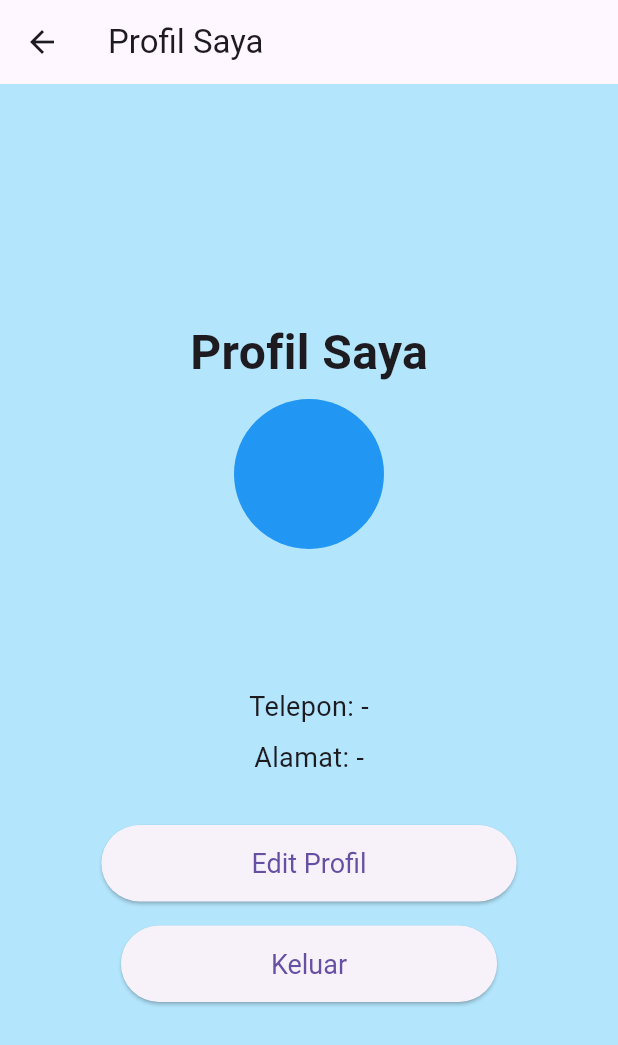
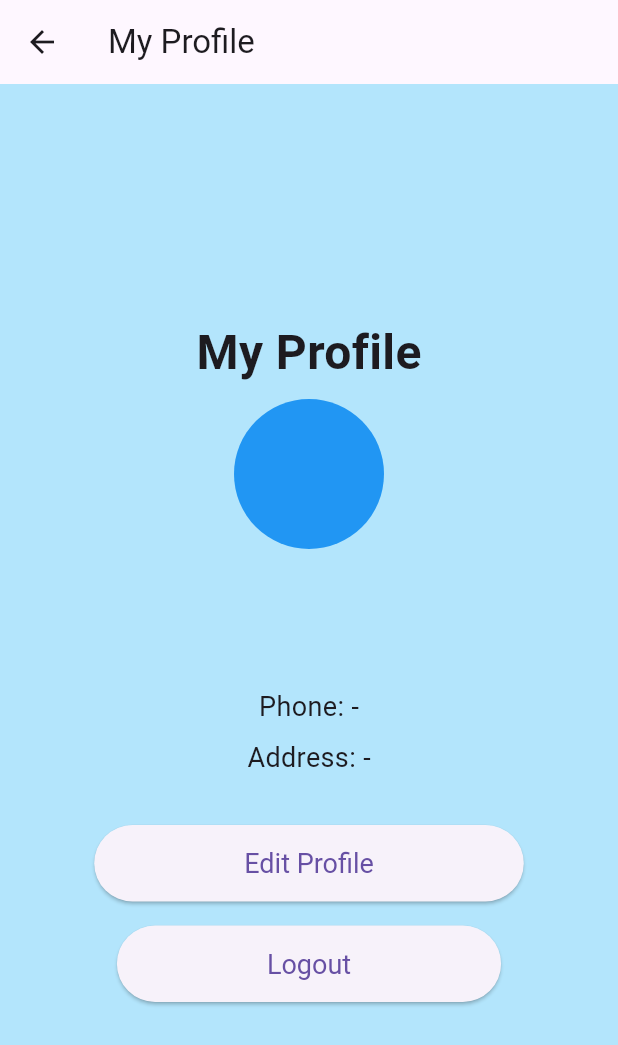
Before and after one commit to mustopa17/AM-Market-frontend, a Flutter app: the MyProfilePage screen opened directly, on a phone screen of 412 x 824 dp. Shown: the top 1045 px of the screen. Run offline on Flutter 3.47's test engine with Material 3 defaults, Android fonts, the phone set to English and light mode, and no system bars; our stand-ins replace flutter_secure_storage, google_fonts; accounts and stored records are empty; network calls fail.

Commit message:
Add files via upload

```diff
--- a/lib/customerpage2.dart
+++ b/lib/customerpage2.dart
@@ -178,7 +178,7 @@ class _CustomerHomePage2State extends State<CustomerHomePage2> {
               children: [
                 TextButton(
                   child: Text(
-                    'Profil Saya',
+                    'My Profile',
                     style: TextStyle(color: Colors.black),
                   ),
                   onPressed: () {
--- a/lib/myProfile.dart
+++ b/lib/myProfile.dart
@@ -3,7 +3,6 @@ import 'dart:convert';
 import 'package:flutter/material.dart';
 import 'package:flutter_secure_storage/flutter_secure_storage.dart';
 import 'package:http/http.dart' as http;
-import 'package:projek_uas/custommerpage.dart';
 
 import 'login_page.dart';
 
@@ -25,10 +24,10 @@ class _MyProfilePageState extends State<MyProfilePage> {
   @override
   void initState() {
     super.initState();
-    fetchProfileData();
+    _fetchProfileData();
   }
 
-  Future<void> fetchProfileData() async {
+  Future<void> _fetchProfileData() async {
     try {
       final token = await storage.read(key: 'auth_token');
       if (token == null) {
@@ -51,13 +50,10 @@ class _MyProfilePageState extends State<MyProfilePage> {
           address = userData['address'] ?? '';
         });
       } else {
-        throw Exception(
-            'Failed to fetch user data. Status code: ${response.statusCode}');
+        throw Exception(' ${response.statusCode}');
       }
     } catch (e) {
-      setState(() {
-        _errorMessage = 'Error fetching user data: $e';
-      });
+      setState(() {});
     }
   }
 
@@ -66,7 +62,7 @@ class _MyProfilePageState extends State<MyProfilePage> {
       await storage.delete(key: 'auth_token');
       Navigator.pushReplacement(
         context,
-        MaterialPageRoute(builder: (context) => CustomerHomePage()),
+        MaterialPageRoute(builder: (context) => LoginPage()),
       );
     } catch (e) {
       setState(() {
@@ -80,7 +76,7 @@ class _MyProfilePageState extends State<MyProfilePage> {
       try {
         final token = await storage.read(key: 'auth_token');
         if (token == null) {
-          throw Exception('Token is null');
+          throw Exception('');
         }
         final response = await http.put(
           Uri.parse('http://localhost:8000/api/user'),
@@ -101,16 +97,15 @@ class _MyProfilePageState extends State<MyProfilePage> {
             isEditing = false;
           });
           ScaffoldMessenger.of(context).showSnackBar(
-            SnackBar(content: Text('Data Berhasil Disimpan')),
+            SnackBar(content: Text('Data Successfully Saved')),
           );
-          fetchProfileData(); // Ambil ulang data setelah berhasil disimpan
+          _fetchProfileData(); // Fetch data again after successful save
         } else {
-          throw Exception(
-              'Failed to update profile. Status code: ${response.statusCode}');
+          throw Exception('');
         }
       } catch (e) {
         setState(() {
-          _errorMessage = 'Error updating profile: $e';
+          _errorMessage = '';
         });
       }
     }
@@ -121,7 +116,7 @@ class _MyProfilePageState extends State<MyProfilePage> {
     return Scaffold(
       backgroundColor: Colors.lightBlue[100],
       appBar: AppBar(
-        title: Text('Profil Saya'),
+        title: Text('My Profile'),
       ),
       body: Center(
         child: SingleChildScrollView(
@@ -132,7 +127,7 @@ class _MyProfilePageState extends State<MyProfilePage> {
               mainAxisAlignment: MainAxisAlignment.center,
               children: <Widget>[
                 Text(
-                  'Profil Saya',
+                  'My Profile',
                   style: TextStyle(fontSize: 32, fontWeight: FontWeight.bold),
                 ),
                 SizedBox(height: 8),
@@ -157,14 +152,12 @@ class _MyProfilePageState extends State<MyProfilePage> {
                   ),
                   SizedBox(height: 8),
                   Text(
-                    phoneNumber.isNotEmpty
-                        ? 'Telepon: $phoneNumber'
-                        : 'Telepon: -',
+                    phoneNumber.isNotEmpty ? 'Phone: $phoneNumber' : 'Phone: -',
                     style: TextStyle(fontSize: 18),
                   ),
                   SizedBox(height: 8),
                   Text(
-                    address.isNotEmpty ? 'Alamat: $address' : 'Alamat: -',
+                    address.isNotEmpty ? 'Address: $address' : 'Address: -',
                     style: TextStyle(fontSize: 18),
                   ),
                   SizedBox(height: 32),
@@ -174,7 +167,7 @@ class _MyProfilePageState extends State<MyProfilePage> {
                         isEditing = true;
                       });
                     },
-                    child: Text('Edit Profil'),
+                    child: Text('Edit Profile'),
                     style: ElevatedButton.styleFrom(
                       padding:
                           EdgeInsets.symmetric(horizontal: 100, vertical: 15),
@@ -184,7 +177,7 @@ class _MyProfilePageState extends State<MyProfilePage> {
                   SizedBox(height: 16),
                   ElevatedButton(
                     onPressed: handleLogout,
-                    child: Text('Keluar'),
+                    child: Text('Logout'),
                     style: ElevatedButton.styleFrom(
                       padding:
                           EdgeInsets.symmetric(horizontal: 100, vertical: 15),
@@ -195,12 +188,12 @@ class _MyProfilePageState extends State<MyProfilePage> {
                   TextFormField(
                     initialValue: username,
                     decoration: InputDecoration(
-                      labelText: 'Nama Pengguna',
+                      labelText: 'Username',
                       border: OutlineInputBorder(),
                     ),
                     validator: (value) {
                       if (value == null || value.isEmpty) {
-                        return 'Harap masukkan nama pengguna Anda';
+                        return 'Please enter your username';
                       }
                       return null;
                     },
@@ -222,7 +215,7 @@ class _MyProfilePageState extends State<MyProfilePage> {
                           value.isEmpty ||
                           !RegExp(r'^[a-zA-Z0-9._%+-]+@gmail\.com$')
                               .hasMatch(value)) {
-                        return 'Harap masukkan email yang valid dengan @gmail.com';
+                        return 'Please enter a valid email address ending with @gmail.com.';
                       }
                       return null;
                     },
@@ -236,14 +229,14 @@ class _MyProfilePageState extends State<MyProfilePage> {
                   TextFormField(
                     initialValue: phoneNumber,
                     decoration: InputDecoration(
-                      labelText: 'Nomor Telepon',
+                      labelText: 'Phone Number',
                       border: OutlineInputBorder(),
                     ),
                     validator: (value) {
                       if (value == null ||
                           value.isEmpty ||
                           !RegExp(r'^\d+$').hasMatch(value)) {
-                        return 'Harap masukkan nomor telepon yang valid';
+                        return 'Please enter a valid English phone number.';
                       }
                       return null;
                     },
@@ -257,7 +250,7 @@ class _MyProfilePageState extends State<MyProfilePage> {
                   TextFormField(
                     initialValue: address,
                     decoration: InputDecoration(
-                      labelText: 'Alamat',
+                      labelText: 'Address',
                       border: OutlineInputBorder(),
                     ),
                     onChanged: (value) {
@@ -276,7 +269,7 @@ class _MyProfilePageState extends State<MyProfilePage> {
                         });
                       }
                     },
-                    child: Text('Simpan'),
+                    child: Text('Save'),
                     style: ElevatedButton.styleFrom(
                       padding:
                           EdgeInsets.symmetric(horizontal: 100, vertical: 15),
```
Also changed, not shown: lib/sellerpage.dart (+19 -21 lines), lib/addproduct.dart (line endings or trailing spaces), lib/cartpage.dart (line endings or trailing spaces), lib/custommerpage.dart (line endings or trailing spaces), lib/delete.dart (line endings or trailing spaces), lib/detailpage.dart (line endings or trailing spaces), lib/main.dart (line endings or trailing spaces), lib/order_page.dart (line endings or trailing spaces), lib/product.dart (line endings or trailing spaces), lib/update.dart (line endings or trailing spaces).
